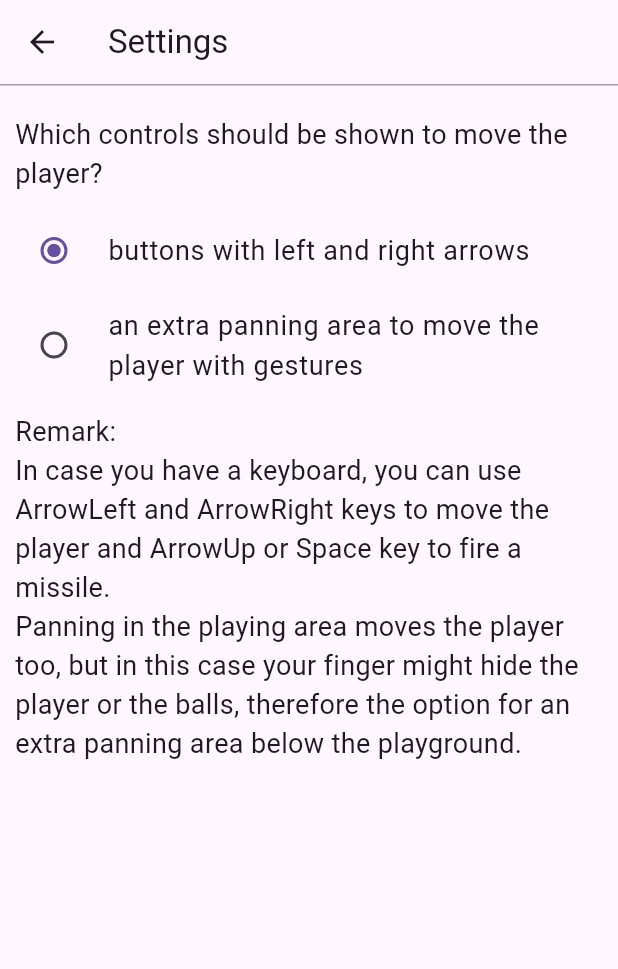
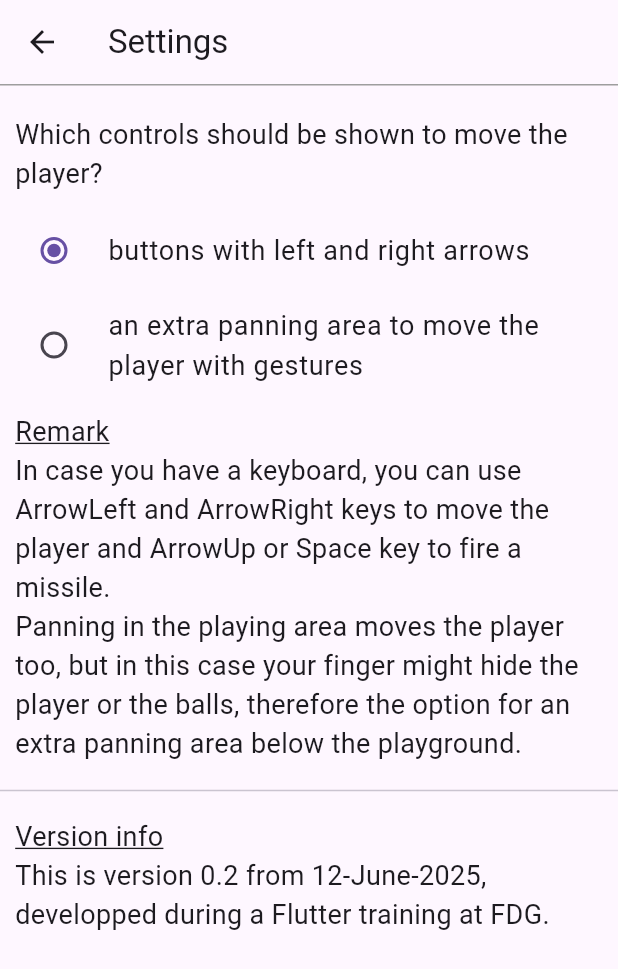
Before and after one commit to fdg2425/bubbleTrouble_flutter_navalnorth_forked, a Flutter app: the screen it shows after launch, after a tap on the "settings" icon, on a phone screen of 412 x 824 dp. Shown: the top 969 px of the screen. Run offline on Flutter 3.47's test engine with Material 3 defaults, Android fonts, the phone set to English and light mode, and no system bars.

Commit message:
added version info in SettingsPage

```diff
--- a/lib/settings/settings_page.dart
+++ b/lib/settings/settings_page.dart
@@ -12,7 +12,9 @@ class SettingsPage extends StatefulWidget {
 }
 
 class _SettingsPageState extends State<SettingsPage> {
-  final textStyle = const TextStyle(fontSize: 18);
+  final textStyleNormal = const TextStyle(fontSize: 18);
+  final textStyleUnderlined =
+      const TextStyle(fontSize: 18, decoration: TextDecoration.underline);
 
   @override
   Widget build(BuildContext context) {
@@ -32,13 +34,13 @@ class _SettingsPageState extends State<SettingsPage> {
             Padding(
               padding: const EdgeInsets.fromLTRB(10.0, 20, 10, 10),
               child: Text("Which controls should be shown to move the player?",
-                  style: textStyle),
+                  style: textStyleNormal),
             ),
             // without a SizedBox around the RadioListTile I got
             // "BoxConstraints forces an infinite width."
             RadioListTile<bool>(
-              title:
-                  Text("buttons with left and right arrows", style: textStyle),
+              title: Text("buttons with left and right arrows",
+                  style: textStyleNormal),
               value: true,
               groupValue: widget.settingsProvider.showButtonsForPlayerMovement,
               onChanged: (bool? value) {
@@ -53,7 +55,7 @@ class _SettingsPageState extends State<SettingsPage> {
             RadioListTile<bool>(
               title: Text(
                   "an extra panning area to move the player with gestures",
-                  style: textStyle),
+                  style: textStyleNormal),
               value: false,
               groupValue: widget.settingsProvider.showButtonsForPlayerMovement,
               onChanged: (bool? value) {
@@ -67,12 +69,32 @@ class _SettingsPageState extends State<SettingsPage> {
             ),
             Padding(
               padding: const EdgeInsets.all(10.0),
-              child: Text(
-                  "Remark:\nIn case you have a keyboard, you can use ArrowLeft and ArrowRight keys to move the player "
-                  "and ArrowUp or Space key to fire a missile.\n"
-                  "Panning in the playing area moves the player too, but in this case your finger might hide the player or the balls, "
-                  "therefore the option for an extra panning area below the playground.",
-                  style: textStyle),
+              child: Column(
+                crossAxisAlignment: CrossAxisAlignment.start,
+                children: [
+                  Text("Remark", style: textStyleUnderlined),
+                  Text(
+                      "In case you have a keyboard, you can use ArrowLeft and ArrowRight keys to move the player "
+                      "and ArrowUp or Space key to fire a missile.\n"
+                      "Panning in the playing area moves the player too, but in this case your finger might hide the player or the balls, "
+                      "therefore the option for an extra panning area below the playground.",
+                      style: textStyleNormal),
+                ],
+              ),
+            ),
+            const Divider(),
+            Padding(
+              padding: const EdgeInsets.all(10.0),
+              child: Column(
+                crossAxisAlignment: CrossAxisAlignment.start,
+                children: [
+                  Text("Version info", style: textStyleUnderlined),
+                  Text(
+                      "This is version 0.2 from 12-June-2025,\n"
+                      "developped during a Flutter training at FDG.",
+                      style: textStyleNormal),
+                ],
+              ),
             ),
           ],
         ),
```
